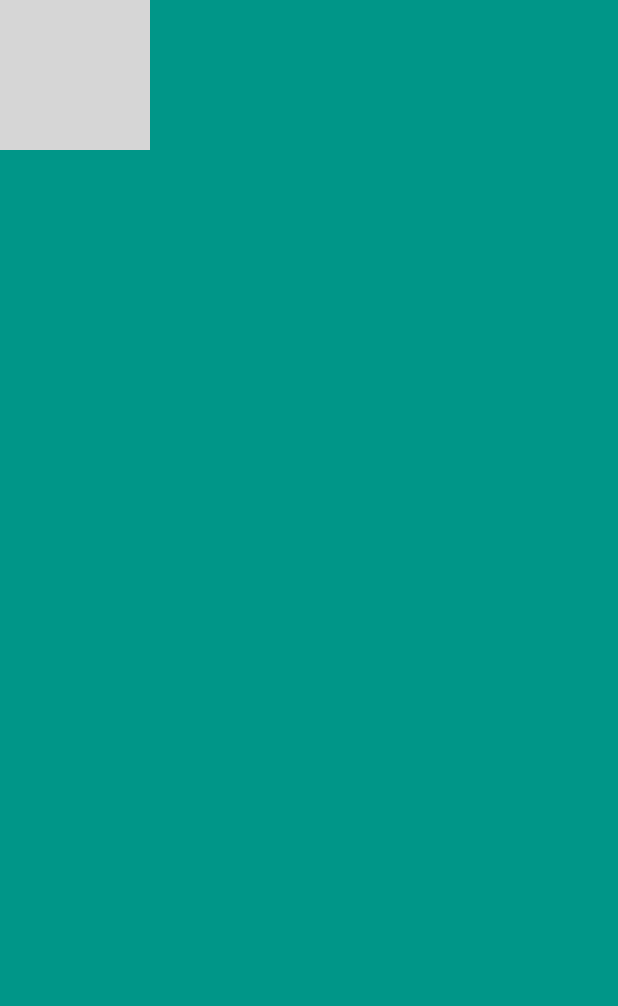
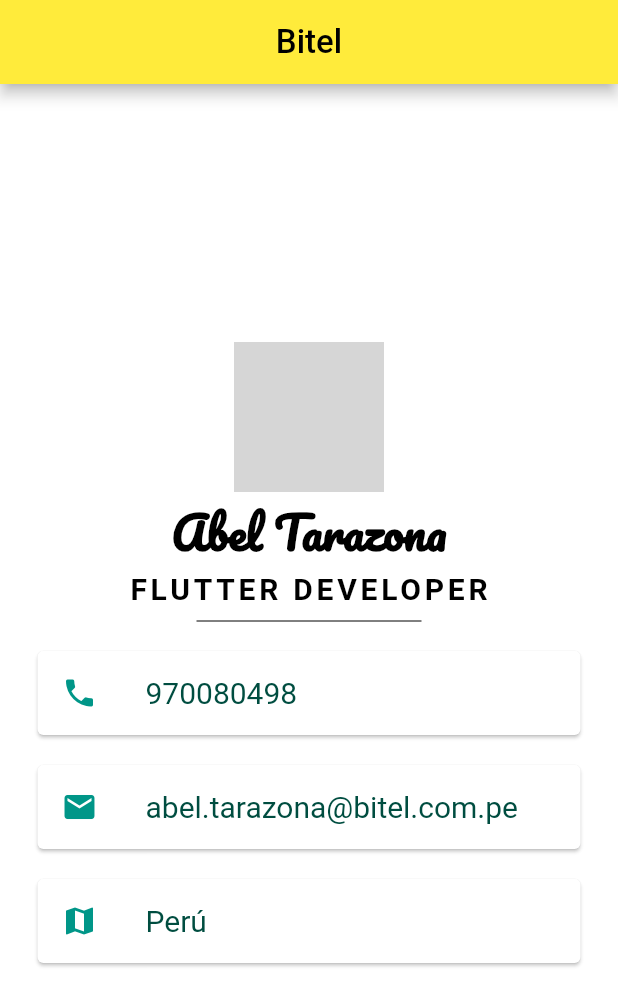
Before and after one commit to AbelTarazona/Flutter-App-Brewery, a Flutter app: the screen it shows after launch, on a phone screen of 412 x 824 dp. Shown: the top 1006 px of the screen. Run offline on Flutter 3.47's test engine with Material 2 defaults, Android fonts, the phone set to English and light mode, and no system bars; network calls fail; grey boxes are pictures that could not be loaded.

Commit message:
My card done

```diff
--- a/lib/main.dart
+++ b/lib/main.dart
@@ -10,14 +10,87 @@
   Widget build(BuildContext context) {
     return MaterialApp(
       home: Scaffold(
-        backgroundColor: Colors.teal,
+        backgroundColor: Colors.white,
+        appBar: AppBar(
+          title: Text('Bitel',
+              style: TextStyle(color: Colors.black, fontSize: 22.0)),
+          backgroundColor: Colors.yellow,
+          centerTitle: true,
+        ),
         body: SafeArea(
           child: Column(
+            mainAxisAlignment: MainAxisAlignment.center,
             children: <Widget>[
               CircleAvatar(
                 radius: 50.0,
                 backgroundColor: Colors.white,
-                backgroundImage: NetworkImage('https://lh3.googleusercontent.com/JECdtjj3CE6Rt3E3EYW4X7lbkpqi7mMGlVDkljf3l76Bh8H4qhlwSgz8YvW_BLXD1Blfz80B2NwbP24cZX1A2aWfFIixNooOOKnjiB4dGCmRV-fml5tz=w1280'),
+                backgroundImage: NetworkImage(
+                    'https://avatars2.githubusercontent.com/u/12468902?s=460&u=af12dd749e68b45862f389cd57bc7da901ab24e6&v=4'),
+              ),
+              Text(
+                'Abel Tarazona',
+                style: TextStyle(
+                    fontSize: 30.0,
+                    fontFamily: 'Pacifico',
+                    color: Colors.black,
+                    fontWeight: FontWeight.bold),
+              ),
+              Text(
+                'FLUTTER DEVELOPER',
+                style: TextStyle(
+                    color: Colors.black,
+                    fontWeight: FontWeight.bold,
+                    fontSize: 20.0,
+                    letterSpacing: 2.5),
+              ),
+              SizedBox(
+                height: 20.0,
+                width: 150.0,
+                child: Divider(
+                  color: Colors.black,
+                ),
+              ),
+              Card(
+                margin: EdgeInsets.symmetric(vertical: 10.0, horizontal: 25.0),
+                child: ListTile(
+                  leading: Icon(
+                    Icons.phone,
+                    color: Colors.teal,
+                  ),
+                  title: Text(
+                    '970080498',
+                    style:
+                        TextStyle(color: Colors.teal.shade900, fontSize: 20.0),
+                  ),
+                ),
+              ),
+              Card(
+                margin: EdgeInsets.symmetric(vertical: 10.0, horizontal: 25.0),
+                child: ListTile(
+                  leading: Icon(
+                    Icons.mail,
+                    color: Colors.teal,
+                  ),
+                  title: Text(
+                    'abel.tarazona@bitel.com.pe',
+                    style:
+                        TextStyle(color: Colors.teal.shade900, fontSize: 20.0),
+                  ),
+                ),
+              ),
+              Card(
+                margin: EdgeInsets.symmetric(vertical: 10.0, horizontal: 25.0),
+                child: ListTile(
+                  leading: Icon(
+                    Icons.map,
+                    color: Colors.teal,
+                  ),
+                  title: Text(
+                    'Perú',
+                    style:
+                        TextStyle(color: Colors.teal.shade900, fontSize: 20.0),
+                  ),
+                ),
               ),
             ],
           ),
--- a/pubspec.yaml
+++ b/pubspec.yaml
@@ -22,3 +22,8 @@
   uses-material-design: true
   assets:
     - images/
+
+  fonts:
+    - family: Pacifico
+      fonts:
+        - asset: fonts/Pacifico-Regular.ttf
```
Also changed, not shown: fonts/Pacifico-Regular.ttf (added).
